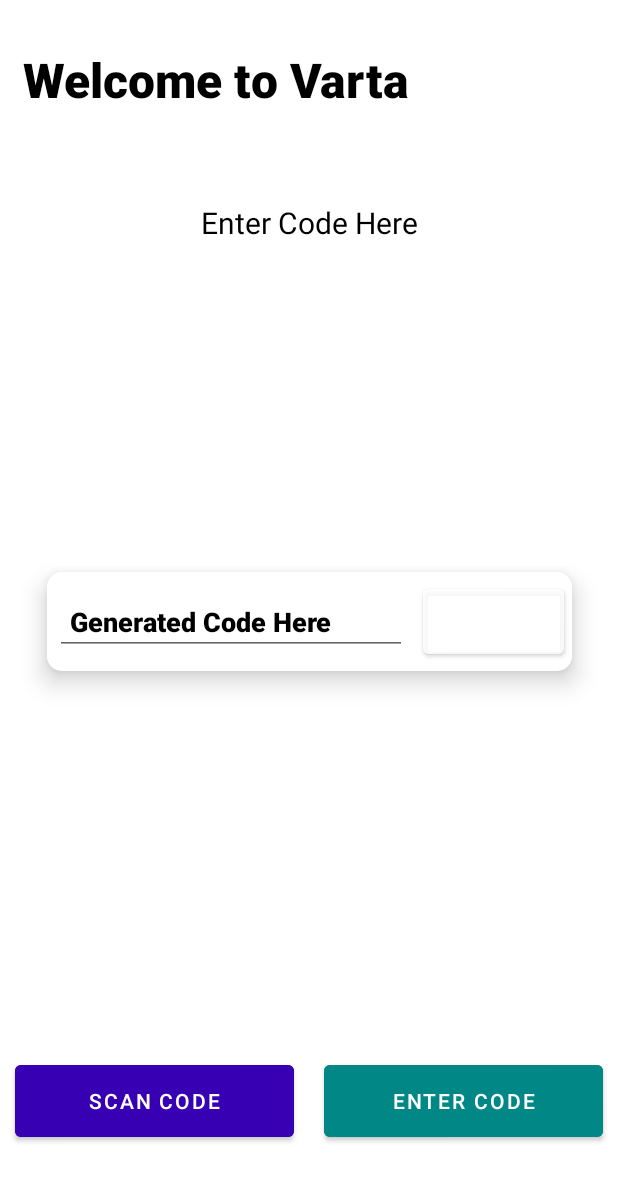
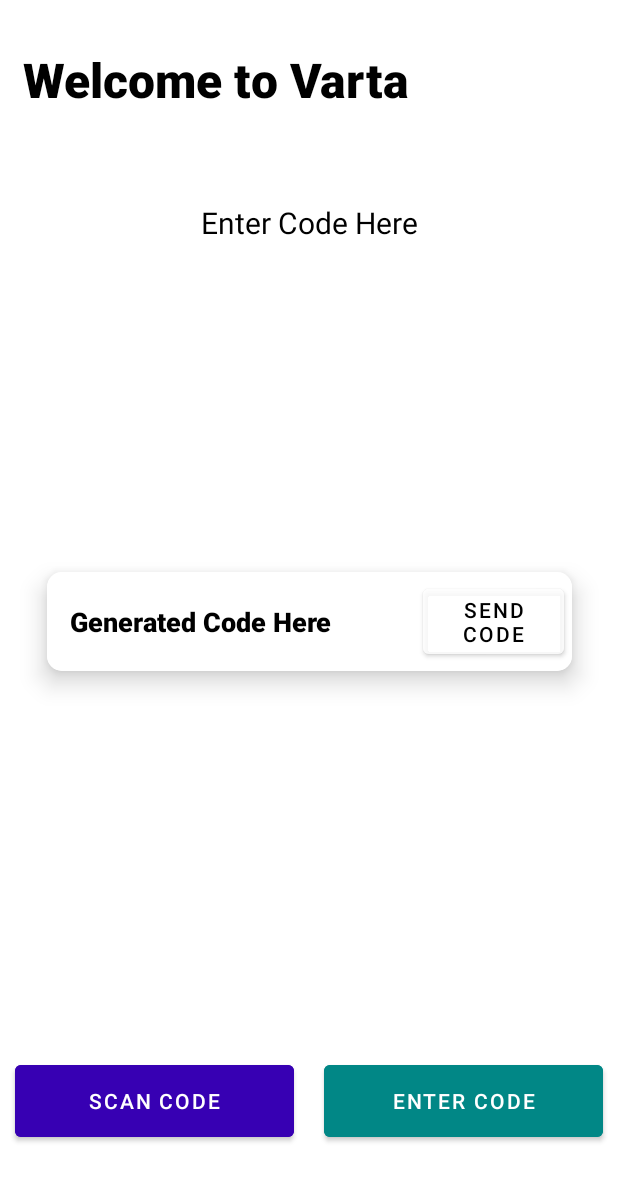
Before and after one commit to glitch-droid/QRAuth, an Android app: the screen it shows after launch (MainActivity), after a tap on "ENTER CODE", on a phone screen of 412 x 824 dp. Shown: the top 1181 px of the screen. Run offline under Robolectric (Android 15) with nearby library versions, the phone set to English and light mode, and no system bars; libraries missing offline, so code that uses them is left out: com.google.zxing.integration, com.journeyapps.barcodescanner, pub.devrel.easypermissions.

Commit message:
Added Demo Webservices and some improvements

```diff
--- a/app/build.gradle
+++ b/app/build.gradle
@@ -47,4 +47,8 @@ dependencies {
 
     //Permissions handling dependencies
     implementation 'pub.devrel:easypermissions:3.0.0'
+
+    //Retrofit 2
+    implementation 'com.squareup.retrofit2:retrofit:2.9.0'
+    implementation 'com.squareup.retrofit2:converter-gson:2.1.0'
 }
--- a/app/src/main/java/varta/cdac/app/MainActivity.kt
+++ b/app/src/main/java/varta/cdac/app/MainActivity.kt
@@ -14,6 +14,13 @@ import com.journeyapps.barcodescanner.CaptureActivity
 import org.json.JSONException
 import pub.devrel.easypermissions.AppSettingsDialog
 import pub.devrel.easypermissions.EasyPermissions
+import retrofit2.Call
+import retrofit2.Callback
+import retrofit2.Response
+import retrofit2.Retrofit
+import retrofit2.converter.gson.GsonConverterFactory
+import varta.cdac.app.model.Data
+import varta.cdac.app.services.TestApi
 
 class MainActivity : AppCompatActivity(), EasyPermissions.RationaleCallbacks, EasyPermissions.PermissionCallbacks {
 
@@ -21,9 +28,10 @@ class MainActivity : AppCompatActivity(), EasyPermissions.RationaleCallbacks, Ea
     private var scanCode : Button? = null
     private var cv1 : CardView? = null
     private var cv2 : CardView? = null
-    private var editCode : EditText? = null
+    private var scannedCode : TextView? = null
     private var label : TextView? =null
-    private var btnEnter : Button? = null
+    private var btnSend : Button? = null
+
     override fun onCreate(savedInstanceState: Bundle?) {
         super.onCreate(savedInstanceState)
         setContentView(R.layout.activity_main)
@@ -32,9 +40,9 @@ class MainActivity : AppCompatActivity(), EasyPermissions.RationaleCallbacks, Ea
         scanCode = findViewById(R.id.scan_code_button)
         cv1 = findViewById(R.id.cardView1)
         cv2 = findViewById(R.id.cardView2)
-        editCode = findViewById(R.id.code_ET)
+        scannedCode = findViewById(R.id.code_TV)
         label = findViewById(R.id.helperTV)
-        btnEnter = findViewById(R.id.codeEnter)
+        btnSend = findViewById(R.id.sendCode)
 
         label!!.text = "Scan Code Here"
         cv2!!.visibility = View.VISIBLE
@@ -55,14 +63,37 @@ class MainActivity : AppCompatActivity(), EasyPermissions.RationaleCallbacks, Ea
             label!!.text = "Enter Code Here"
         }
 
-        btnEnter!!.setOnClickListener {
-            if( editCode!!.text.toString().isEmpty()){
-                Toast.makeText(this,"Please Enter Code", Toast.LENGTH_SHORT).show()
+        btnSend!!.setOnClickListener {
+            if( scannedCode!!.text.toString().isEmpty()){
+                Toast.makeText(this,"QR code not readeable or invalid", Toast.LENGTH_SHORT).show()
             }else{
-                var value = editCode!!.text.toString()
-                Toast.makeText(this,value, Toast.LENGTH_SHORT).show()
+                val value = scannedCode!!.text.toString()
+                //Toast.makeText(this,value, Toast.LENGTH_SHORT).show()
+                setUpCall(value);
             }
         }
+    }
+
+    private fun setUpCall(value: String) {
+        val retrofitBuilder = Retrofit.Builder()
+            .addConverterFactory(GsonConverterFactory.create())
+            .baseUrl("https://jsonplaceholder.typicode.com/")
+            .build()
+
+        val testApi = retrofitBuilder.create(TestApi::class.java)
+        val data = Data(1, 1, "QR Auth", value);
+        val call = testApi.sendData(data)
+
+        call.enqueue(object : Callback<Data>{
+            override fun onResponse(call: Call<Data>, response: Response<Data>) {
+                Toast.makeText(this@MainActivity, "Response Code " + response.code().toString(), Toast.LENGTH_LONG).show()
+            }
+
+            override fun onFailure(call: Call<Data>, t: Throwable) {
+                Toast.makeText(this@MainActivity, "Error in sending QR code " + t.message.toString(),Toast.LENGTH_LONG).show()
+            }
+        })
+
     }
 
     private fun hasCameraAccess() : Boolean
@@ -95,15 +126,15 @@ class MainActivity : AppCompatActivity(), EasyPermissions.RationaleCallbacks, Ea
         if(result!=null){
             if(result.contents==null){
                 Toast.makeText(this,"Not found", Toast.LENGTH_SHORT).show()
-                editCode!!.setText("")
+                scannedCode!!.setText("")
             }else{
                 try{
                     cv1!!.visibility = View.VISIBLE
                     cv2!!.visibility = View.GONE
-                    editCode!!.setText(result.contents.toString())
+                    scannedCode!!.setText(result.contents.toString())
                 }catch (exception: JSONException){
                     Toast.makeText(this,exception.localizedMessage, Toast.LENGTH_SHORT).show()
-                    editCode!!.setText("")
+                    scannedCode!!.setText("")
 
                 }
             }
--- /dev/null
+++ b/app/src/main/java/varta/cdac/app/model/Data.kt
@@ -0,0 +1,3 @@
+package varta.cdac.app.model
+
+data class Data( val userId: Int, val id: Int, val title: String, val body : String)
--- /dev/null
+++ b/app/src/main/java/varta/cdac/app/services/TestApi.kt
@@ -0,0 +1,14 @@
+package varta.cdac.app.services
+
+import retrofit2.Call
+import retrofit2.http.Body
+import retrofit2.http.POST
+import varta.cdac.app.model.Data
+
+interface TestApi {
+
+    @POST("posts")
+    fun sendData(
+        @Body data : Data
+    ) : Call<Data>
+}
--- a/app/src/main/res/layout/activity_main.xml
+++ b/app/src/main/res/layout/activity_main.xml
@@ -53,8 +53,8 @@
             android:gravity="center"
             android:layout_height="match_parent"
             android:orientation="horizontal">
-            <EditText
-                android:id="@+id/code_ET"
+            <TextView
+                android:id="@+id/code_TV"
                 android:layout_width="0dp"
                 android:layout_height="wrap_content"
                 android:layout_margin="5dp"
@@ -68,13 +68,13 @@
                 android:textColorHint="@color/black"
                 android:textSize="18sp" />
             <Button
-                android:id="@+id/codeEnter"
+                android:id="@+id/sendCode"
                 android:layout_width="0dp"
                 android:layout_height="wrap_content"
                 android:backgroundTint="@color/material_on_primary_emphasis_medium"
                 android:layout_margin="5dp"
-                android:text="Scan Code"
-                android:textColor="@color/white"
+                android:text="Send Code"
+                android:textColor="@color/black"
                 android:layout_weight="0.4"/>
         </LinearLayout>
 
```
